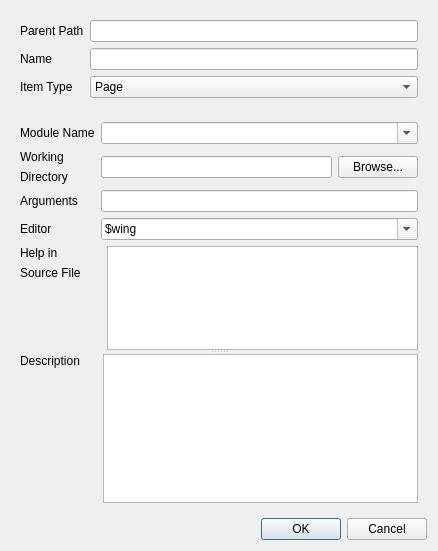
The window that aphla/gui/Qt4Designer_files/ui_launcher_item_properties.ui (NSLS-II/aphla) describes before a commit, drawn with Qt 5.
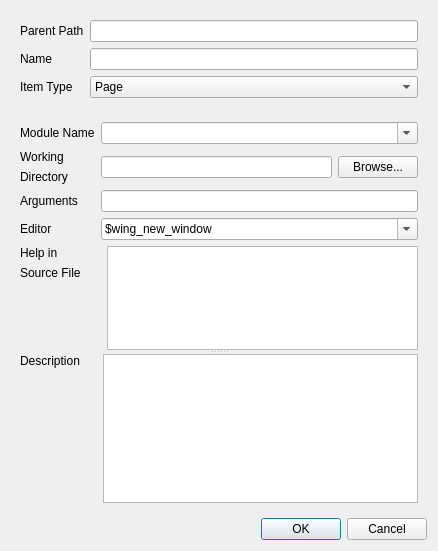
The same window after the commit. The open tabs and pages were chosen to show the change.

Commit message: minor changes in launcher properties dialog

What changed in the file:
```diff
--- a/aphla/gui/Qt4Designer_files/ui_launcher_item_properties.ui
+++ b/aphla/gui/Qt4Designer_files/ui_launcher_item_properties.ui
@@ -438,7 +438,7 @@
        <item row="3" column="1" colspan="2">
         <widget class="QComboBox" name="comboBox_py_editor">
          <property name="sizePolicy">
-          <sizepolicy hsizetype="MinimumExpanding" vsizetype="Fixed">
+          <sizepolicy hsizetype="Expanding" vsizetype="Fixed">
            <horstretch>0</horstretch>
            <verstretch>0</verstretch>
           </sizepolicy>
@@ -446,6 +446,11 @@
          <property name="editable">
           <bool>true</bool>
          </property>
+         <item>
+          <property name="text">
+           <string>$wing_new_window</string>
+          </property>
+         </item>
          <item>
           <property name="text">
            <string>$wing</string>
```
Left out of the diff: 56 changed lines with no effect on the pictures. The commit also changes 1 other file.
